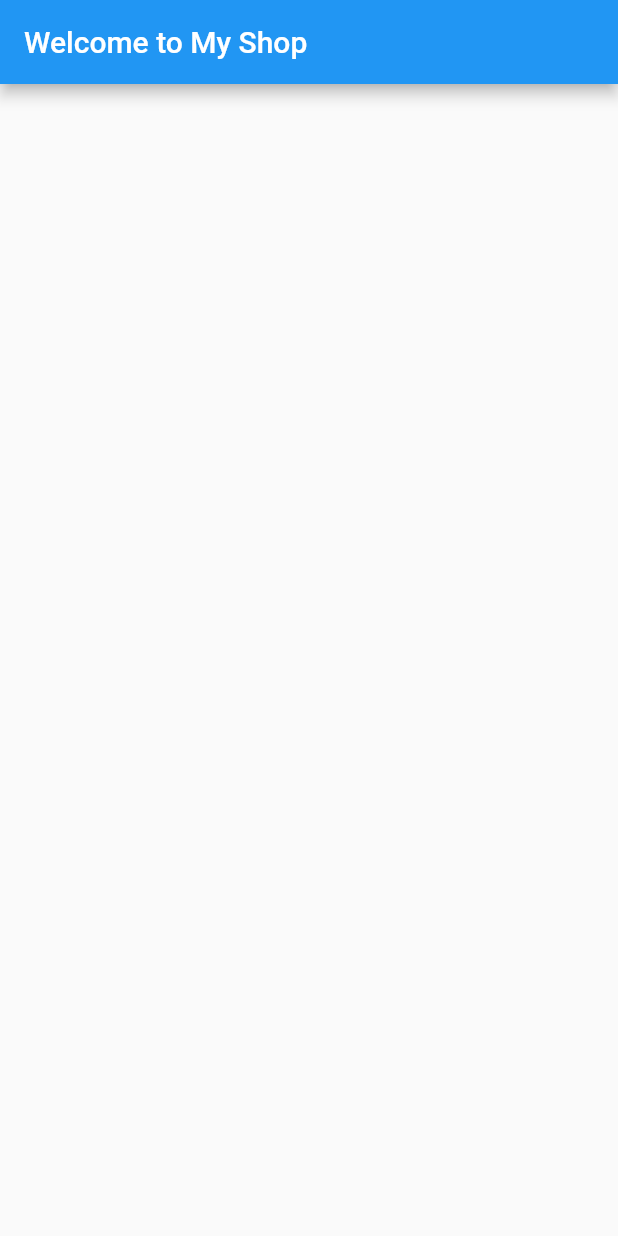
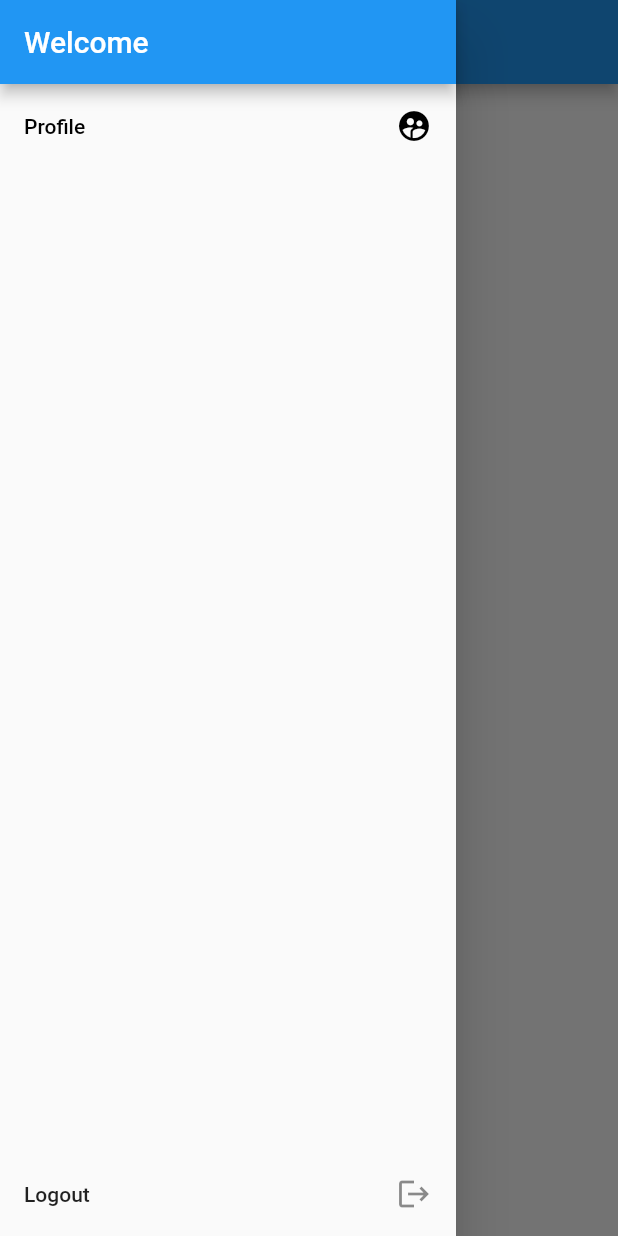
Before and after one commit to codewithrafiq/DJANGO-FLUTTER-in-Bangla, a Flutter app: the screen it shows after launch, with the side drawer open (before the commit the screen has no drawer), on a phone screen of 412 x 824 dp. Run offline on Flutter 3.47's test engine with Material 2 defaults, Android fonts, the phone set to English and light mode, and no system bars; accounts and stored records are empty; network calls fail.

Commit message:
part - 8-1

```diff
--- a/flmyapp/lib/main.dart
+++ b/flmyapp/lib/main.dart
@@ -1,5 +1,8 @@
 import 'package:flmyapp/screens/home_screens.dart';
+import 'package:flmyapp/screens/product_details_screens.dart';
+import 'package:flmyapp/screens/profile_screens.dart';
 import 'package:flmyapp/store/product_store.dart';
+import 'package:flmyapp/store/user_store.dart';
 import 'package:flutter/material.dart';
 import 'package:provider/provider.dart';
 
@@ -13,11 +16,16 @@ class MyApp extends StatelessWidget {
         ChangeNotifierProvider(
           create: (ctx) => ProductStore(),
         ),
+        ChangeNotifierProvider(
+          create: (ctx) => UserStore(),
+        ),
       ],
       child: MaterialApp(
         debugShowCheckedModeBanner: false,
         routes: {
           '/': (ctx) => HomeScreens(),
+          ProductDetailsScreens.routeName: (ctx) => ProductDetailsScreens(),
+          ProfileScreens.routeName: (ctx) => ProfileScreens(),
         },
       ),
     );
--- /dev/null
+++ b/flmyapp/lib/model/user.dart
@@ -0,0 +1,15 @@
+class User {
+  final int id;
+  final String username;
+  final String firstName;
+  final String lastName;
+  final String email;
+
+  User({
+    this.id,
+    this.username,
+    this.firstName,
+    this.lastName,
+    this.email,
+  });
+}
--- a/flmyapp/lib/screens/home_screens.dart
+++ b/flmyapp/lib/screens/home_screens.dart
@@ -1,4 +1,7 @@
 import 'package:flmyapp/store/product_store.dart';
+import 'package:flmyapp/store/user_store.dart';
+import 'package:flmyapp/widgets/drower_app.dart';
+import 'package:flmyapp/widgets/single_Product.dart';
 import 'package:flutter/material.dart';
 import 'package:provider/provider.dart';
 
@@ -14,6 +17,7 @@ class _HomeScreensState extends State<HomeScreens> {
   void didChangeDependencies() {
     if (_init) {
       Provider.of<ProductStore>(context, listen: false).getProductsData();
+      Provider.of<UserStore>(context, listen: false).getUserData();
     }
     _init = false;
     super.didChangeDependencies();
@@ -23,23 +27,27 @@ class _HomeScreensState extends State<HomeScreens> {
   Widget build(BuildContext context) {
     final products = Provider.of<ProductStore>(context).products;
     return Scaffold(
+      drawer: DrowerApp(),
       appBar: AppBar(
         title: Text("Welcome to My Shop"),
       ),
-      body: Padding(
-        padding: EdgeInsets.all(12),
-        child: ListView.builder(
-          itemCount: products.length,
-          itemBuilder: (ctx, i) {
-            var data = products[i];
-            return Column(
-              children: [
-                Text(data.title),
-                Text(data.category.title),
-              ],
-            );
-          },
+      body: GridView.builder(
+        padding: EdgeInsets.all(10),
+        gridDelegate: SliverGridDelegateWithFixedCrossAxisCount(
+          crossAxisCount: 2,
+          childAspectRatio: 3 / 2,
+          mainAxisSpacing: 10,
+          crossAxisSpacing: 10,
         ),
+        itemCount: products.length,
+        itemBuilder: (ctx, i) {
+          var data = products[i];
+          return SingleProduct(
+            id: data.id,
+            title: data.title,
+            image: data.image,
+          );
+        },
       ),
     );
   }
--- /dev/null
+++ b/flmyapp/lib/widgets/drower_app.dart
@@ -0,0 +1,38 @@
+import 'package:flmyapp/screens/profile_screens.dart';
+import 'package:flutter/material.dart';
+
+class DrowerApp extends StatelessWidget {
+  @override
+  Widget build(BuildContext context) {
+    return Drawer(
+      child: Column(
+        children: [
+          AppBar(
+            title: Text("Welcome"),
+            automaticallyImplyLeading: false,
+          ),
+          ListTile(
+            onTap: () {
+              Navigator.of(context).pushNamed(ProfileScreens.routeName);
+            },
+            trailing: Icon(
+              Icons.supervised_user_circle,
+              color: Colors.black,
+            ),
+            title: Text(
+              "Profile",
+              style: TextStyle(
+                color: Colors.black,
+              ),
+            ),
+          ),
+          Spacer(),
+          ListTile(
+            trailing: Icon(Icons.logout),
+            title: Text("Logout"),
+          ),
+        ],
+      ),
+    );
+  }
+}
```
Also changed, not shown: flmyapp/lib/screens/product_details_screens.dart (added, +75 -0 lines), flmyapp/lib/screens/profile_screens.dart (added, +26 -0 lines), flmyapp/lib/store/product_store.dart (+7 -1 lines), flmyapp/lib/store/user_store.dart (added, +37 -0 lines), flmyapp/lib/widgets/single_Product.dart (added, +41 -0 lines).
